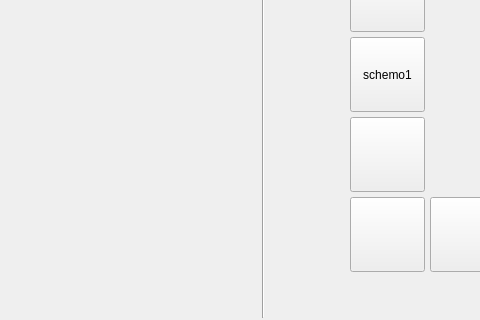
Molodid-Tyshchenko/qt-monopoly-, file mapwindow.ui: the form before one commit; both pictures show x 0 to 480 and y 353 to 673 of the 1248 by 673 pixel window.
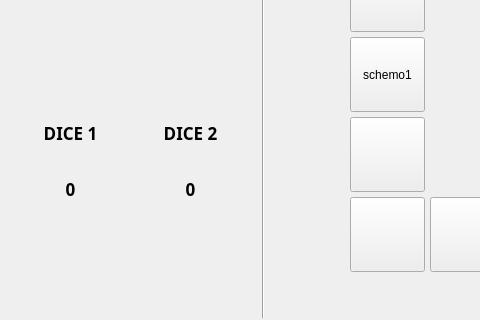
The form after the commit.

Patch:
```diff
--- a/mapwindow.ui
+++ b/mapwindow.ui
@@ -943,6 +943,107 @@
     <string/>
    </property>
   </widget>
+  <widget class="QLabel" name="label">
+   <property name="geometry">
+    <rect>
+     <x>30</x>
+     <y>450</y>
+     <width>81</width>
+     <height>71</height>
+    </rect>
+   </property>
+   <property name="font">
+    <font>
+     <family>Segoe UI Variable</family>
+     <pointsize>13</pointsize>
+     <bold>true</bold>
+    </font>
+   </property>
+   <property name="text">
+    <string>DICE 1</string>
+   </property>
+   <property name="alignment">
+    <set>Qt::AlignCenter</set>
+   </property>
+  </widget>
+  <widget class="QLabel" name="label_2">
+   <property name="geometry">
+    <rect>
+     <x>150</x>
+     <y>450</y>
+     <width>81</width>
+     <height>71</height>
+    </rect>
+   </property>
+   <property name="font">
+    <font>
+     <family>Segoe UI Variable</family>
+     <pointsize>13</pointsize>
+     <bold>true</bold>
+    </font>
+   </property>
+   <property name="text">
+    <string>DICE 2</string>
+   </property>
+   <property name="alignment">
+    <set>Qt::AlignCenter</set>
+   </property>
+  </widget>
+  <widget class="QLabel" name="dice1">
+   <property name="geometry">
+    <rect>
+     <x>30</x>
+     <y>530</y>
+     <width>81</width>
+     <height>71</height>
+    </rect>
+   </property>
+   <property name="sizePolicy">
+    <sizepolicy hsizetype="Preferred" vsizetype="Preferred">
+     <horstretch>0</horstretch>
+     <verstretch>0</verstretch>
+    </sizepolicy>
+   </property>
+   <property name="font">
+    <font>
+     <family>Segoe UI Variable</family>
+     <pointsize>13</pointsize>
+     <bold>true</bold>
+    </font>
+   </property>
+   <property name="focusPolicy">
+    <enum>Qt::NoFocus</enum>
+   </property>
+   <property name="text">
+    <string>0</string>
+   </property>
+   <property name="alignment">
+    <set>Qt::AlignHCenter|Qt::AlignTop</set>
+   </property>
+  </widget>
+  <widget class="QLabel" name="dice2">
+   <property name="geometry">
+    <rect>
+     <x>150</x>
+     <y>530</y>
+     <width>81</width>
+     <height>71</height>
+    </rect>
+   </property>
+   <property name="font">
+    <font>
+     <family>Segoe UI Variable</family>
+     <pointsize>13</pointsize>
+     <bold>true</bold>
+    </font>
+   </property>
+   <property name="text">
+    <string>0</string>
+   </property>
+   <property name="alignment">
+    <set>Qt::AlignHCenter|Qt::AlignTop</set>
+   </property>
+  </widget>
  </widget>
  <resources/>
  <connections/>
```
Left out of the diff: 275 changed lines with no effect on the pictures.
